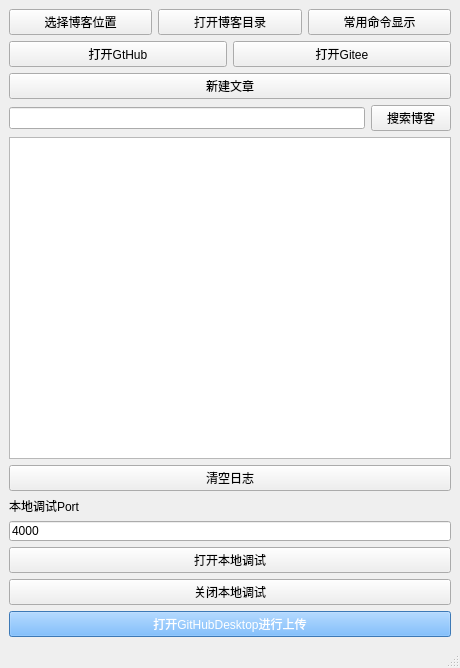
AmbroseX/HexoTool.python, file QtUI/HexoTools.ui: the form before one commit.
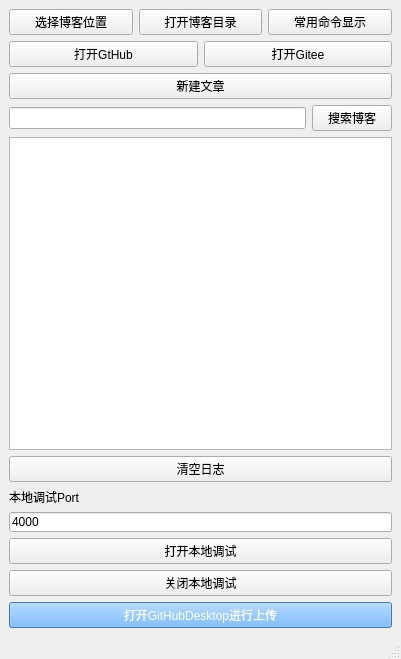
The form after the commit.

```diff
--- a/QtUI/HexoTools.ui
+++ b/QtUI/HexoTools.ui
@@ -6,8 +6,8 @@
    <rect>
     <x>0</x>
     <y>0</y>
-    <width>460</width>
-    <height>668</height>
+    <width>401</width>
+    <height>659</height>
    </rect>
   </property>
   <property name="windowTitle">
```
Left out of the diff: 2 changed lines with no effect on the pictures.
